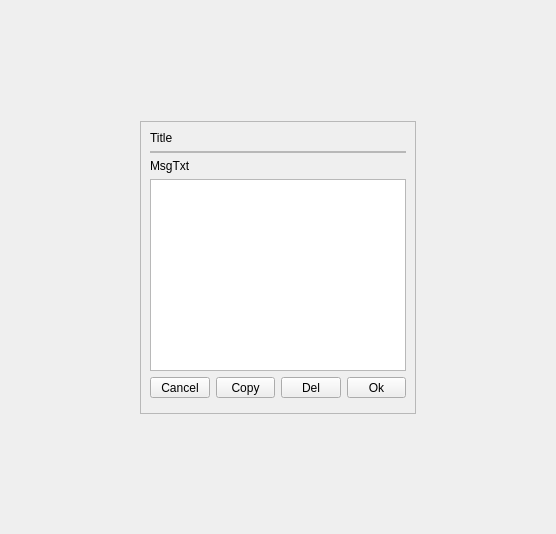
Before: the Qt Designer form src/Comm/ShowMessage.ui in ic005k/Knot-Legacy, drawn with Qt 5.
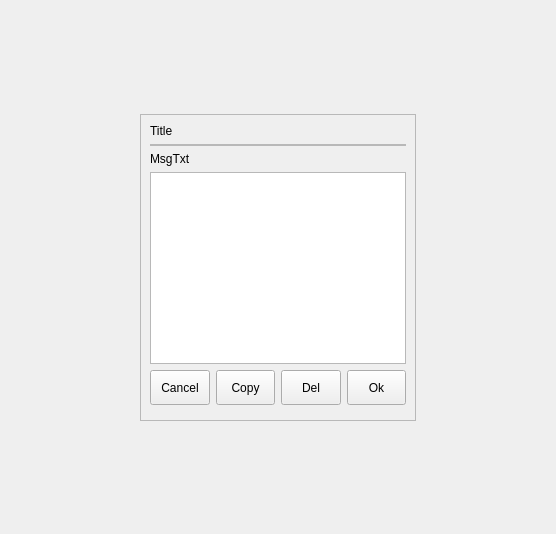
After: the same form once the commit is applied.

Patch:
```diff
--- a/src/Comm/ShowMessage.ui
+++ b/src/Comm/ShowMessage.ui
@@ -112,7 +112,7 @@
              <property name="minimumSize">
               <size>
                <width>0</width>
-               <height>0</height>
+               <height>35</height>
               </size>
              </property>
              <property name="text">
@@ -131,7 +131,7 @@
              <property name="minimumSize">
               <size>
                <width>0</width>
-               <height>0</height>
+               <height>35</height>
               </size>
              </property>
              <property name="text">
@@ -147,6 +147,12 @@
                <verstretch>0</verstretch>
               </sizepolicy>
              </property>
+             <property name="minimumSize">
+              <size>
+               <width>0</width>
+               <height>35</height>
+              </size>
+             </property>
              <property name="text">
               <string>Del</string>
              </property>
@@ -163,7 +169,7 @@
              <property name="minimumSize">
               <size>
                <width>0</width>
-               <height>0</height>
+               <height>35</height>
               </size>
              </property>
              <property name="text">
```
